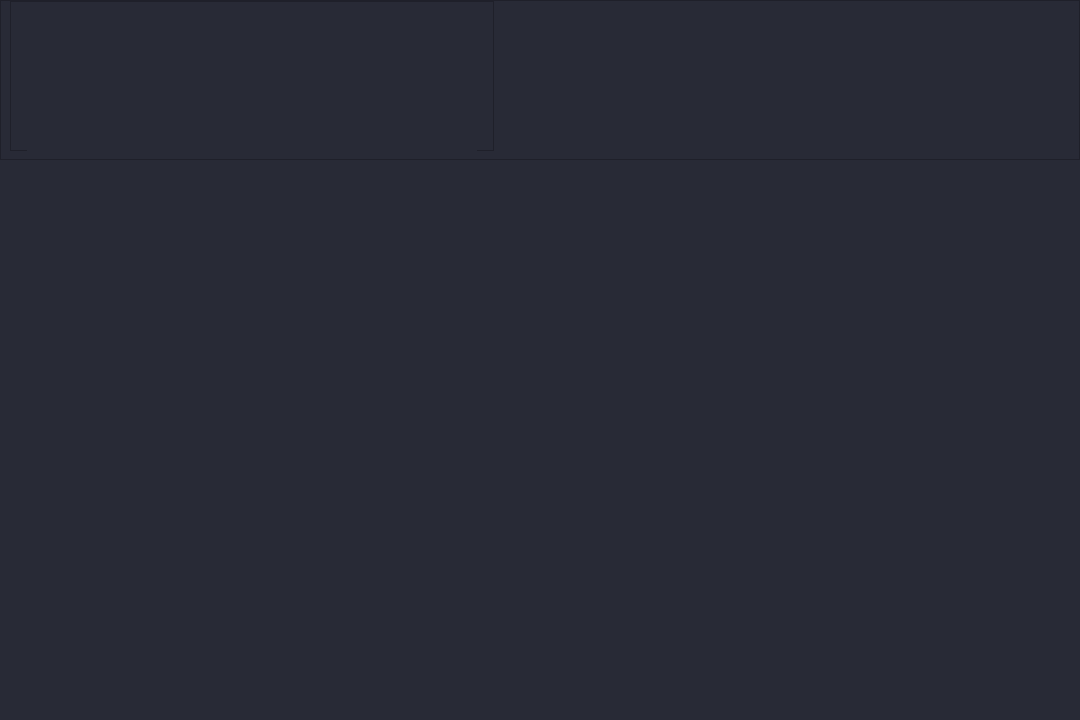
The window that ui/sa_main.ui (hanCodingg/pyqt5-signal-analyzer) describes before a commit, drawn with Qt 5.
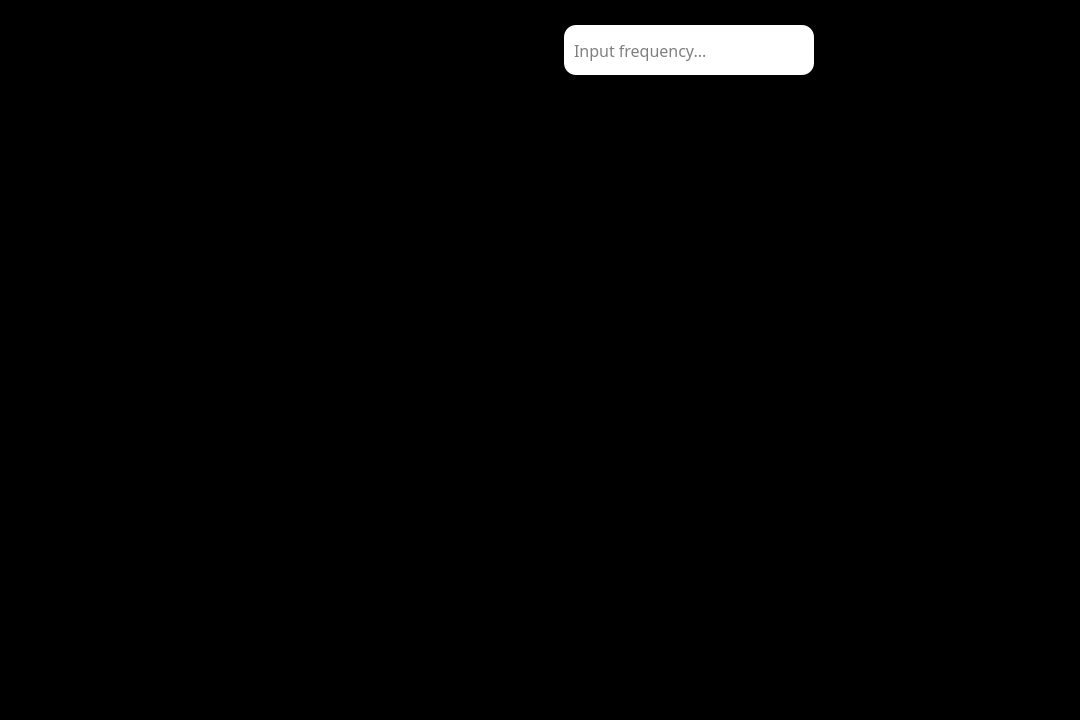
The same window after the commit. Icons and pictures are not drawn.

What changed in the file:
```diff
--- a/ui/sa_main.ui
+++ b/ui/sa_main.ui
@@ -32,7 +32,7 @@
   </property>
   <property name="styleSheet">
    <string notr="true">QWidget {
-	background-color: #282a36;
+	background-color: #000000;
 }</string>
   </property>
   <layout class="QGridLayout" name="gridLayout">
@@ -53,13 +53,13 @@
      <property name="minimumSize">
       <size>
        <width>1070</width>
-       <height>160</height>
+       <height>100</height>
       </size>
      </property>
      <property name="maximumSize">
       <size>
        <width>16777215</width>
-       <height>160</height>
+       <height>100</height>
       </size>
      </property>
      <property name="frameShape">
@@ -72,18 +72,21 @@
       <property name="topMargin">
        <number>0</number>
       </property>
+      <property name="bottomMargin">
+       <number>0</number>
+      </property>
       <item alignment="Qt::AlignHCenter|Qt::AlignVCenter">
        <widget class="QFrame" name="frame_logo">
         <property name="minimumSize">
          <size>
           <width>484</width>
-          <height>150</height>
+          <height>100</height>
          </size>
         </property>
         <property name="maximumSize">
          <size>
           <width>484</width>
-          <height>150</height>
+          <height>100</height>
          </size>
         </property>
         <property name="baseSize">
@@ -99,21 +102,30 @@
          <enum>QFrame::Raised</enum>
         </property>
         <layout class="QGridLayout" name="gridLayout_2">
+         <property name="leftMargin">
+          <number>0</number>
+         </property>
          <property name="topMargin">
           <number>0</number>
          </property>
-         <item row="0" column="0">
+         <property name="bottomMargin">
+          <number>0</number>
+         </property>
+         <property name="verticalSpacing">
+          <number>6</number>
+         </property>
+         <item row="0" column="0" alignment="Qt::AlignLeft|Qt::AlignVCenter">
           <widget class="QLabel" name="label_signalproLogo">
            <property name="minimumSize">
             <size>
-             <width>450</width>
-             <height>150</height>
+             <width>300</width>
+             <height>100</height>
             </size>
            </property>
            <property name="maximumSize">
             <size>
-             <width>450</width>
-             <height>150</height>
+             <width>300</width>
+             <height>100</height>
             </size>
            </property>
            <property name="baseSize">
@@ -131,9 +143,6 @@
            <property name="scaledContents">
             <bool>true</bool>
            </property>
-           <property name="alignment">
-            <set>Qt::AlignCenter</set>
-           </property>
           </widget>
          </item>
         </layout>
@@ -152,6 +161,75 @@
         </property>
        </spacer>
       </item>
+      <item>
+       <widget class="QLineEdit" name="lineEdit_setFrequency">
+        <property name="minimumSize">
+         <size>
+          <width>250</width>
+          <height>50</height>
+         </size>
+        </property>
+        <property name="maximumSize">
+         <size>
+          <width>250</width>
+          <height>50</height>
+         </size>
+        </property>
+        <property name="font">
+         <font>
+          <family>Orbitron</family>
+          <pointsize>12</pointsize>
+         </font>
+        </property>
+        <property name="styleSheet">
+         <string notr="true">QLineEdit{
+	background-color: #ffffff;
+	border-radius: 12px;
+	padding: 8px;
+}</string>
+        </property>
+        <property name="placeholderText">
+         <string>Input frequency...</string>
+        </property>
+       </widget>
+      </item>
+      <item>
+       <widget class="QLabel" name="label_frequencyText">
+        <property name="minimumSize">
+         <size>
+          <width>250</width>
+          <height>100</height>
+         </size>
+        </property>
+        <property name="maximumSize">
+         <size>
+          <width>250</width>
+          <height>100</height>
+         </size>
+        </property>
+        <property name="font">
+         <font>
+          <family>Orbitron</family>
+          <pointsize>12</pointsize>
+          <weight>75</weight>
+          <bold>true</bold>
+         </font>
+        </property>
+        <property name="styleSheet">
+         <string notr="true">QLabel{
+	color: #ffffff;
+	border-radius: 12px;
+	padding: 8px;
+}</string>
+        </property>
+        <property name="text">
+         <string>&lt;html&gt;&lt;head/&gt;&lt;body&gt;&lt;p&gt;&lt;br/&gt;&lt;/p&gt;&lt;/body&gt;&lt;/html&gt;</string>
+        </property>
+        <property name="alignment">
+         <set>Qt::AlignCenter</set>
+        </property>
+       </widget>
+      </item>
      </layout>
     </widget>
    </item>
@@ -163,6 +241,12 @@
        <height>480</height>
       </size>
      </property>
+     <property name="styleSheet">
+      <string notr="true">QLineEdit, QTextEdit, QPushButton, QLabel, QWidget {
+    color: #ffffff;
+    background-color: #000000;
+}</string>
+     </property>
     </widget>
    </item>
   </layout>
```
Left out of the diff: 6 changed lines with no effect on the pictures.
